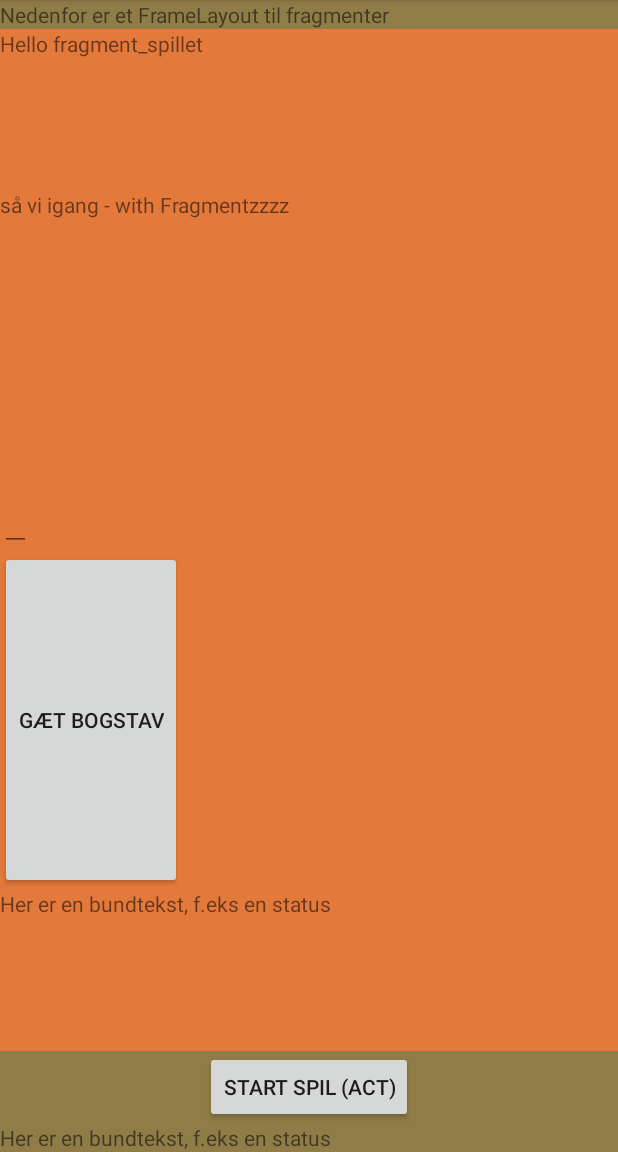
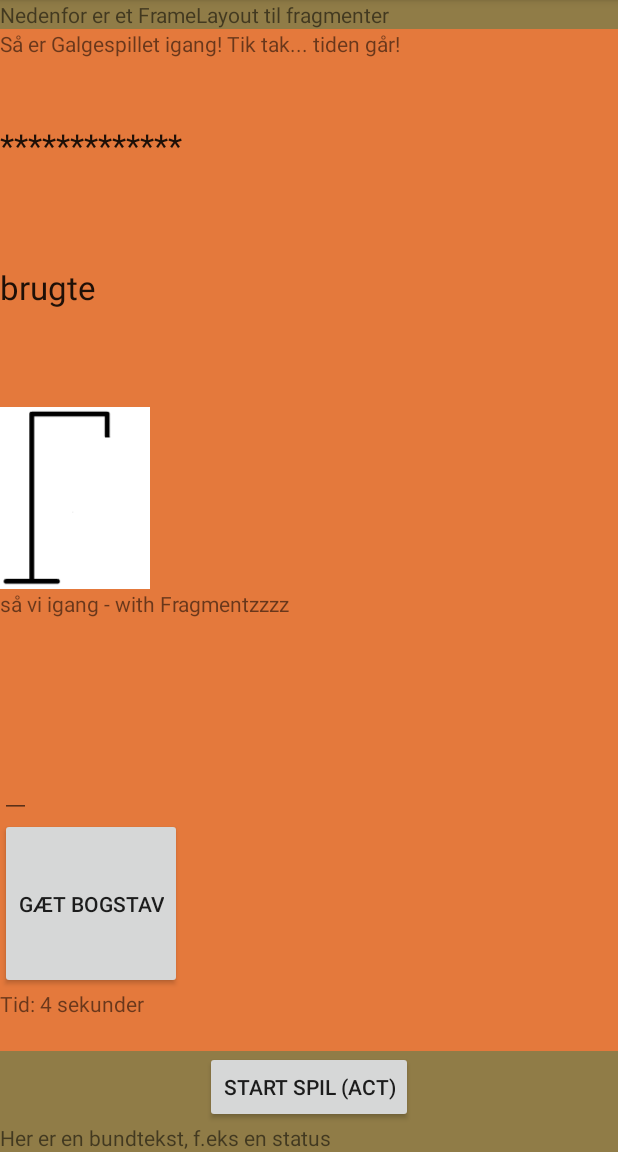
Before and after one commit to jma73/Galgeleg, an Android app: the fragment FragmentSpillet placed in its activity, after a tap on "GÆT BOGSTAV", on a phone screen of 412 x 824 dp, the part 84-1236 px from its top. Run offline under Robolectric (Android 15) with nearby library versions, the phone set to English and light mode, and no system bars.

```diff
--- a/app/src/main/java/dk/jpeace/jan/galgeleg/FragmentSpillet.java
+++ b/app/src/main/java/dk/jpeace/jan/galgeleg/FragmentSpillet.java
@@ -1,17 +1,23 @@
 package dk.jpeace.jan.galgeleg;
 
 
+import android.graphics.Color;
 import android.os.Bundle;
 import android.app.Fragment;
+import android.text.Editable;
 import android.util.Log;
 import android.view.LayoutInflater;
 import android.view.View;
 import android.view.ViewGroup;
 import android.widget.Button;
+import android.widget.EditText;
+import android.widget.ImageView;
 import android.widget.TextView;
 import android.widget.Toast;
 
+import java.util.ArrayList;
 import java.util.Date;
+import java.util.concurrent.TimeUnit;
 
 
 /**
@@ -21,8 +27,13 @@ public class FragmentSpillet extends Fragment implements View.OnClickListener {
 
     Date startTime;
     private Button buttonGætBogstav;
-    private TextView TextViewTest1;
-
+    private TextView textViewTest1;
+    private TextView TextViewFSordVisning;
+    private ImageView imageViewetFS;
+    private EditText editTextBogstav;
+    private TextView textViewFSheader;
+    private TextView textViewBrugteBogst;
+    private TextView textViewFSbottom;
 
 
     public FragmentSpillet() {
@@ -41,8 +52,15 @@ public class FragmentSpillet extends Fragment implements View.OnClickListener {
         buttonGætBogstav = (Button) rod.findViewById(R.id.buttonGætBogstav);
         buttonGætBogstav.setOnClickListener(this);
 
-        // TextViewTest1
-        TextViewTest1 = (TextView) rod.findViewById(R.id.TextViewFragSpilTest1);
+        // textViewTest1
+        textViewTest1 = (TextView) rod.findViewById(R.id.TextViewFragSpilTest1);
+        TextViewFSordVisning = (TextView) rod.findViewById(R.id.TextViewFSordVisning);
+        textViewFSheader = (TextView) rod.findViewById(R.id.textViewFSheader);
+        textViewBrugteBogst = (TextView) rod.findViewById(R.id.textViewFSbrugteBogstaver);
+        textViewFSbottom = (TextView) rod.findViewById(R.id.textViewFSbottom);
+        editTextBogstav = (EditText) rod.findViewById(R.id.editTextBogstav);
+
+        imageViewetFS = (ImageView) rod.findViewById(R.id.imageViewetFS);
 
 
         StartSpil();        // pt. bare til test...
@@ -58,8 +76,102 @@ public class FragmentSpillet extends Fragment implements View.OnClickListener {
         if(view == buttonGætBogstav)
         {
             ForsideActivity.galgelogik.getOrdet();
+            textViewTest1.setText("så vi igang - with Fragmentzzzz");
 
-            TextViewTest1.setText("så vi igang - with Fragmentzzzz");
+            BogstavTest(editTextBogstav.getText());
+        }
+
+    }
+
+    private void BogstavTest(Editable text) {
+        String text1 = "Du tastede: " + text;
+        //Toast.makeText(this, text1, Toast.LENGTH_SHORT).show();
+
+        //textViewDebug.setText(text1);
+
+        if(text.length() != 1)
+        {
+            imageViewetFS.setImageResource(R.drawable.forkert3);
+
+            Log.d("jj", "det indtastede passer ikke. " + text1);
+//            Toast.makeText(FragmentSpillet.this, "Fejl: Du skal taste præcis eet bogstav!", Toast.LENGTH_SHORT).show();
+//            Toast.makeText(this, "hello", Toast.LENGTH_SHORT).show();
+
+        }
+        else
+        {
+
+            ForsideActivity.galgelogik.gætBogstav(text.toString());
+            String syngligtOrd = ForsideActivity.galgelogik.getSynligtOrd();
+            TextViewFSordVisning.setText(syngligtOrd);
+
+            VisBrugteBogstaver();
+
+            editTextBogstav.setText("");
+        }
+
+        OpdaterGalgeBillede();
+        SpilStatus();
+
+    }
+
+    private void VisBrugteBogstaver() {
+        String display = "";
+        ArrayList<String> bb = ForsideActivity.galgelogik.getBrugteBogstaver();
+        for (String ii:bb  ) {
+            display += ii;
+        }
+        textViewBrugteBogst.setText(display);
+    }
+
+    private void SpilStatus() {
+
+        Date spilSlut = new Date();
+        long spilleTid = GalgelejActivity.getDateDiff(startTime, spilSlut, TimeUnit.SECONDS);
+
+
+        if(ForsideActivity.galgelogik.erSpilletSlut()) {
+
+
+//            Intent spilletErSlutIntent = new Intent(getApplicationContext(), SpilSlutActivity.class);
+
+            if(ForsideActivity.galgelogik.erSpilletTabt())
+            {
+                String statusText = "Spillet er tabt!!!";
+                textViewTest1.setText(statusText);
+                textViewTest1.setTextColor(Color.RED);
+
+                Toast.makeText(getActivity(), statusText, Toast.LENGTH_LONG).show();
+                Log.d("jj", "spillet er tabt!");
+                buttonGætBogstav.setEnabled(false);
+
+//                spilletErSlutIntent.putExtra(EXTRA_MESSAGE, statusText);
+//                spilletErSlutIntent.putExtra(ER_SPIL_VUNDET, "false");
+//                spilletErSlutIntent.putExtra(SPILLE_TID, spilleTid);
+//                startActivity(spilletErSlutIntent);
+            }
+            else if(ForsideActivity.galgelogik.erSpilletVundet())
+            {
+                String statusText = "Spillet er vundet!!!";
+                textViewTest1.setText(statusText);
+                textViewTest1.setTextColor(Color.GREEN);
+                Toast.makeText(getActivity(), statusText, Toast.LENGTH_LONG).show();
+                Log.d("jj", statusText);
+                buttonGætBogstav.setEnabled(false);
+
+//                spilletErSlutIntent.putExtra(EXTRA_MESSAGE, statusText);
+//                spilletErSlutIntent.putExtra(ER_SPIL_VUNDET, "true");
+//                spilletErSlutIntent.putExtra(SPILLE_TID, spilleTid);
+
+//                startActivity(spilletErSlutIntent);
+//                this.finish();
+
+
+            }
+        }
+        else
+        {
+            textViewFSbottom.setText("Tid: " + spilleTid + " sekunder");
         }
     }
 
@@ -69,10 +181,13 @@ public class FragmentSpillet extends Fragment implements View.OnClickListener {
 
         ForsideActivity.galgelogik.nulstil();   // når spillet starter
         String ordet = ForsideActivity.galgelogik.getOrdet();
-        TextViewTest1.setText(TextViewTest1.getText() + "--> " + ordet);
+        textViewTest1.setText(textViewTest1.getText() + "--> " + ordet);
         //Toast.makeText(this, "Spillet er startet!!!", Toast.LENGTH_LONG).show();
 
-//        imageView1.setImageResource(R.drawable.galge);
+        TextViewFSordVisning.setText(ForsideActivity.galgelogik.getSynligtOrd());
+
+
+//        imageViewetFS.setImageResource(R.drawable.galge);
 //        buttonSpil.setText("Nyt spil");
 //        buttonGæt.setEnabled(true);
 //        textViewFinishedStatus.setText("Spillet er i gang.");
@@ -80,4 +195,36 @@ public class FragmentSpillet extends Fragment implements View.OnClickListener {
 //        textViewBrugteBogst.setText("");
 //        textViewSynligtOrd.setText(ForsideActivity.galgelogik.getSynligtOrd());
     }
+
+    private void OpdaterGalgeBillede()
+    {
+        int antalForkerte = ForsideActivity.galgelogik.getAntalForkerteBogstaver();
+        Log.v("jj", (String.valueOf(antalForkerte)));
+        switch (antalForkerte)
+        {
+            case 0:
+                imageViewetFS.setImageResource(R.drawable.galge);
+                break;
+            case 1:
+                imageViewetFS.setImageResource(R.drawable.forkert1);
+                break;
+            case 2:
+                imageViewetFS.setImageResource(R.drawable.forkert2);
+                break;
+            case 3:
+                imageViewetFS.setImageResource(R.drawable.forkert3);
+                break;
+            case 4:
+                imageViewetFS.setImageResource(R.drawable.forkert4);
+                break;
+            case 5:
+                imageViewetFS.setImageResource(R.drawable.forkert5);
+                break;
+            case 6:
+                imageViewetFS.setImageResource(R.drawable.forkert6);
+                break;
+            default:
+                imageViewetFS.setImageResource(R.drawable.forkert6);
+        }
+    }
 }
--- a/app/src/main/res/layout/fragment_spillet_copy.xml
+++ b/app/src/main/res/layout/fragment_spillet_copy.xml
@@ -12,15 +12,49 @@
     <TextView
         android:layout_width="wrap_content"
         android:layout_height="wrap_content"
-        android:layout_weight="1"
-        android:text="@string/hello_blank_fragment" />
+        android:layout_weight="2"
+        android:id="@+id/textViewFSheader"
+        android:text="@string/overskrift_fragment_spil" />
 
     <TextView
         android:layout_width="wrap_content"
         android:layout_height="wrap_content"
+        android:layout_weight="3"
+        android:textAppearance="?android:attr/textAppearanceLarge"
+        android:id="@+id/TextViewFSordVisning"
+        android:text="- - -"
+        />
+    <TextView
+        android:layout_width="wrap_content"
+        android:layout_height="wrap_content"
+        android:layout_weight="3"
+        android:textAppearance="?android:attr/textAppearanceLarge"
+        android:id="@+id/textViewFSbrugteBogstaver"
+        android:text="brugte"
+        />
+
+    <ImageView
+        android:layout_width="wrap_content"
+        android:layout_height="wrap_content"
+        android:id="@+id/imageViewetFS"
         android:layout_weight="1"
+
+        android:contentDescription="galgeimage"
+
+        android:adjustViewBounds="true"
+        android:maxWidth="100dp"
+        android:maxHeight="100dp"
+        android:scaleType="fitCenter"
+
+        android:src="@drawable/forkert6"
+        />
+
+    <TextView
+        android:layout_width="wrap_content"
+        android:layout_height="wrap_content"
+        android:layout_weight="2"
         android:id="@+id/TextViewFragSpilTest1"
-        android:text="Nedenfor er et FrameLayout til fragmenter... dennne fil har jeg tilføjet fordi android studio messed op på en renaming... Kapital letters blev rettet til lower case..."/>
+        android:text=" test test test"/>
 
 
     <!--<FrameLayout-->
@@ -33,14 +67,17 @@
         android:layout_width="wrap_content"
         android:layout_height="wrap_content"
         android:maxLength="1"
-        android:layout_weight="1"
+        android:layout_weight="2"
         android:id="@+id/editTextBogstav"
          />
     <Button
         android:layout_width="wrap_content"
         android:layout_height="wrap_content"
+        android:layout_="wrap_content"
+
+
         android:text="Gæt bogstav"
-        android:layout_weight="2"
+        android:layout_weight="3"
         android:id="@+id/buttonGætBogstav"
         />
 
@@ -50,7 +87,8 @@
         android:layout_width="wrap_content"
         android:layout_height="wrap_content"
         android:layout_weight="1"
-        android:text="Her er en bundtekst, f.eks en status"/>
+        android:id="@+id/textViewFSbottom"
+        android:text="status"/>
 
 
 </LinearLayout>
--- a/app/src/main/res/values/strings.xml
+++ b/app/src/main/res/values/strings.xml
@@ -5,5 +5,5 @@
     <string name="title_activity_forside">Galgeleg!!!</string>
     <string name="title_activity_spil_slut">SpilSlutActivity</string>
 
-    <string name="hello_blank_fragment">Hello fragment_spillet</string>
+    <string name="overskrift_fragment_spil">Så er Galgespillet igang! Tik tak... tiden går!</string>
 </resources>
```
